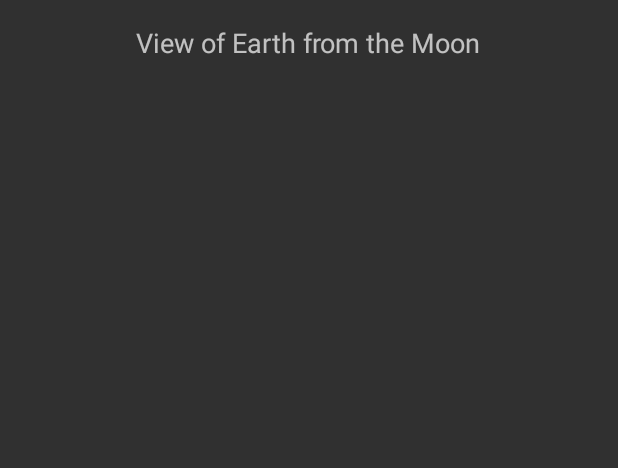
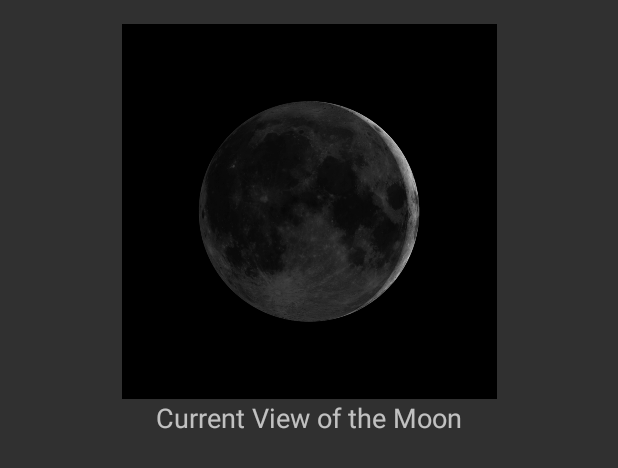
Before and after one commit to rahulyhg/Astronomy_app, an Android app: the layout activity_moon_details.xml on its own in the app's theme, with its tools: preview values and no code run, on a phone screen of 412 x 824 dp. Shown: the top 468 px of the screen. Run offline under Robolectric (Android 15) with nearby library versions, the light colour scheme and no system bars.

Commit message:
Details for moon is now functional

```diff
--- a/app/src/main/res/layout/activity_moon_details.xml
+++ b/app/src/main/res/layout/activity_moon_details.xml
@@ -1,4 +1,9 @@
 <?xml version="1.0" encoding="utf-8"?>
+
+
+<ScrollView android:layout_width="wrap_content"
+    android:layout_height="wrap_content"
+    xmlns:android="http://schemas.android.com/apk/res/android">
     <RelativeLayout xmlns:android="http://schemas.android.com/apk/res/android"
         xmlns:tools="http://schemas.android.com/tools"
         android:layout_width="match_parent"
@@ -10,8 +15,9 @@
         tools:context="ericz.astronomyalmanac.MoonDetails">
 
         <ImageView
+            android:src="@drawable/moonasdfasdf"
             android:layout_width="wrap_content"
-        android:layout_height="wrap_content"
+            android:layout_height="250dp"
             android:id="@+id/viewOfEarth"
             android:layout_alignParentTop="true"
             android:layout_centerHorizontal="true" />
@@ -20,8 +26,12 @@
             android:layout_width="wrap_content"
             android:layout_height="wrap_content"
             android:textAppearance="?android:attr/textAppearanceMedium"
-        android:text="View of Earth from the Moon"
+            android:text="Current View of the Moon"
             android:id="@+id/textView"
             android:layout_below="@+id/viewOfEarth"
             android:layout_centerHorizontal="true" />
     </RelativeLayout>
+
+
+
+</ScrollView>
--- a/app/src/main/res/layout/fragment_day_view.xml
+++ b/app/src/main/res/layout/fragment_day_view.xml
@@ -46,12 +46,13 @@
             android:paddingLeft="10dp" />
 
         <TextView
+            android:textColor="#FFEB3B"
             android:padding="10dp"
             android:layout_width="wrap_content"
             android:layout_height="wrap_content"
             android:textAppearance="?android:attr/textAppearanceLarge"
             android:text="Sun"
-            android:id="@+id/textView4"
+            android:id="@+id/sunTextView"
             android:layout_alignBottom="@+id/sunImage"
             android:layout_alignParentStart="true" />
 
```
Also changed, not shown: app/src/main/java/ericz/astronomyalmanac/DayViewFragment.java (+7 -0 lines), app/src/main/java/ericz/astronomyalmanac/MoonDetails.java (+11 -10 lines), app/src/main/java/ericz/astronomyalmanac/MoonViewFragment.java (+45 -17 lines), app/src/main/res/drawable/moonasdfasdf.png (added), 1 other file. Lines whose indentation alone changed are shown as unchanged.
